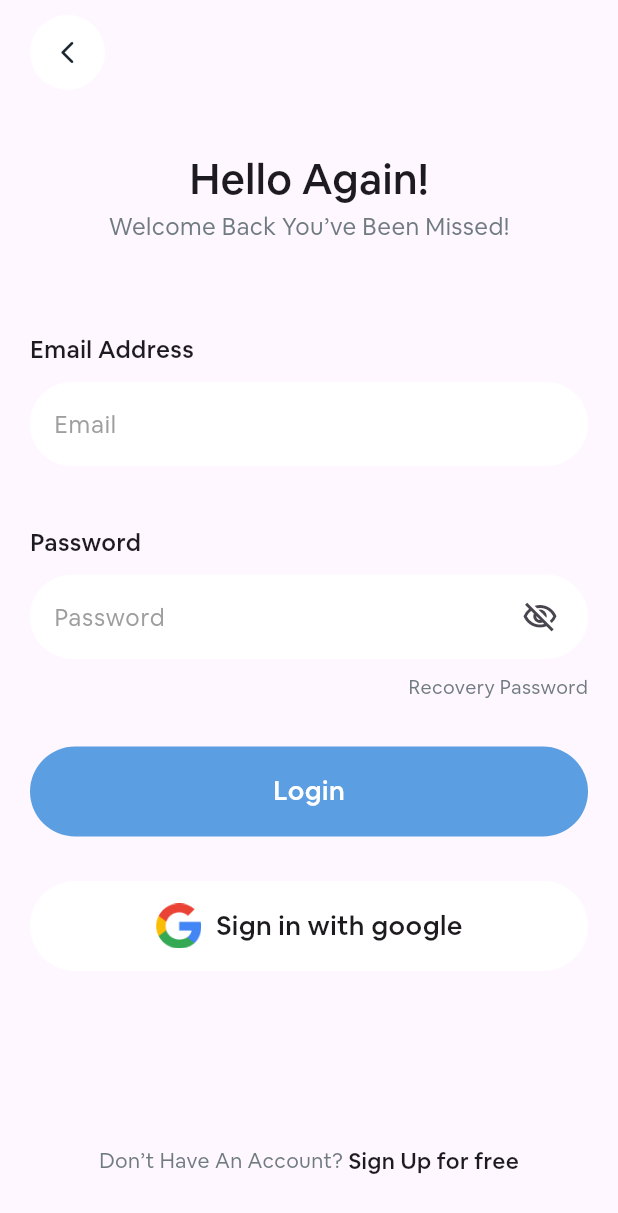
After one commit to a7med287/kutuku-Shoes, a Flutter app: the LoginView screen opened directly, on a phone screen of 412 x 824 dp. The commit adds this screen. Shown: the top 1213 px of the screen. Run offline on Flutter 3.47's test engine with Material 3 defaults, Android fonts, the light colour scheme and no system bars; our stand-ins replace animated_text_kit, get, smooth_page_indicator.

Commit message:
Create login view & finish ui to login

```diff
--- /dev/null
+++ b/lib/core/widgets/custom_bach_icon.dart
@@ -0,0 +1,19 @@
+import 'package:flutter/material.dart';
+
+class CustomBackIcon extends StatelessWidget{
+  const CustomBackIcon({super.key});
+  @override
+  Widget build(BuildContext context) {
+    return Container(
+      height: 50,
+      width: 50,
+      decoration: BoxDecoration(
+          borderRadius: BorderRadius.circular(30),
+          color: Colors.white
+      ),
+      child: Center(
+        child: Icon(Icons.arrow_back_ios_new_rounded,color: Color(0xff1A2530),size: 18,),
+      ),
+    );
+  }
+}
--- /dev/null
+++ b/lib/core/widgets/custom_button_with_icon.dart
@@ -0,0 +1,32 @@
+import 'package:flutter/material.dart';
+import 'package:kutuku/core/widgets/space_widget.dart';
+import '../utiles/size_config.dart';
+class CustomButtonWithIcon extends StatelessWidget{
+  const CustomButtonWithIcon({super.key});
+
+  @override
+  Widget build(BuildContext context) {
+    return Container(
+      height: 60,
+      width: SizeConfig.screenWidth,
+      decoration: BoxDecoration(
+        color: Colors.white,
+        borderRadius: BorderRadius.circular(50),
+      ),
+      child: Row(
+        mainAxisAlignment: MainAxisAlignment.center,
+        children: [
+          Image.asset("assets/images/google_icon.png",height: 30,),
+          HorizontalSpace(value: 1),
+          Text(
+            "Sign in with google",
+            style: TextStyle(
+              fontSize: 18,
+              fontWeight: FontWeight.w500,
+            ),
+          ),
+        ],
+      ),
+    );
+  }
+}
--- /dev/null
+++ b/lib/core/widgets/space_widget.dart
@@ -0,0 +1,32 @@
+import 'package:flutter/cupertino.dart';
+import '../utiles/size_config.dart';
+
+class VerticalSpace extends StatelessWidget {
+  const VerticalSpace({
+    super.key, required this.value,
+  });
+
+  final double value;
+
+  @override
+  Widget build(BuildContext context) {
+    return SizedBox(
+      height: SizeConfig.defaultSize ! * value,
+    );
+  }
+}
+
+class HorizontalSpace extends StatelessWidget {
+  const HorizontalSpace({
+    super.key, required this.value,
+  });
+
+  final double value;
+
+  @override
+  Widget build(BuildContext context) {
+    return SizedBox(
+      width: SizeConfig.defaultSize ! * value,
+    );
+  }
+}
--- /dev/null
+++ b/lib/features/Auth/presentation/views/Login/login_view.dart
@@ -0,0 +1,91 @@
+import 'package:flutter/material.dart';
+import 'package:kutuku/core/utiles/size_config.dart';
+import 'package:kutuku/core/widgets/custom_button.dart';
+import 'package:kutuku/core/widgets/space_widget.dart';
+import 'package:kutuku/features/Auth/presentation/views/widgets/custom_text_field.dart';
+import '../../../../../core/widgets/custom_bach_icon.dart';
+import '../../../../../core/widgets/custom_button_with_icon.dart';
+import '../widgets/custom_password_text_field.dart';
+import '../widgets/text_section.dart';
+
+class LoginView extends StatelessWidget {
+  const LoginView({super.key});
+
+  @override
+  Widget build(BuildContext context) {
+    return Scaffold(body: const SafeArea(child: LoginViewBody()));
+  }
+}
+
+class LoginViewBody extends StatelessWidget {
+  const LoginViewBody({super.key});
+
+  @override
+  Widget build(BuildContext context) {
+    return Padding(
+      padding: const EdgeInsets.symmetric(horizontal: 20.0),
+      child: Column(
+        crossAxisAlignment: CrossAxisAlignment.start,
+        children: [
+          VerticalSpace(value: 1),
+          CustomBackIcon(),
+          VerticalSpace(value: 4),
+          TextSection(),
+          VerticalSpace(value: 6),
+          Text(
+            "Email Address",
+            style: TextStyle(fontSize: 16, fontWeight: FontWeight.w500),
+          ),
+          VerticalSpace(value: 1),
+          CustomTextField(),
+          VerticalSpace(value: 4),
+          Text(
+            "Password",
+            style: TextStyle(fontSize: 16, fontWeight: FontWeight.w500),
+          ),
+          VerticalSpace(value: 1),
+          CustomPasswordTextField(),
+          VerticalSpace(value: 1),
+          Row(
+            mainAxisAlignment: MainAxisAlignment.end,
+            children: [
+              Text(
+                "Recovery Password",
+                style: TextStyle(
+                  color: Color(0xff707B81),
+                  fontSize: 13,
+                  fontFamily: "AirbnbCereal_W_Bk",
+                  fontWeight: FontWeight.w400,
+                ),
+              ),
+            ],
+          ),
+          VerticalSpace(value: 3),
+          CustomButton(text: "Login", width: SizeConfig.screenWidth!),
+          VerticalSpace(value: 3),
+          CustomButtonWithIcon(),
+          Spacer(),
+          Row(
+            mainAxisAlignment: MainAxisAlignment.center,
+            children: [
+              Text(
+                "Don’t Have An Account?",
+                style: TextStyle(
+                  color: Color(0xff707B81),
+                  fontSize: 14,
+                  fontFamily: "AirbnbCereal_W_Bk",
+                  fontWeight: FontWeight.w400,
+                ),
+              ),
+              Text(
+                " Sign Up for free",
+                style: TextStyle(fontSize: 15, fontWeight: FontWeight.w500),
+              ),
+            ],
+          ),
+          VerticalSpace(value: 4),
+        ],
+      ),
+    );
+  }
+}
--- /dev/null
+++ b/lib/features/Auth/presentation/views/widgets/custom_password_text_field.dart
@@ -0,0 +1,54 @@
+import 'package:flutter/material.dart';
+
+class CustomPasswordTextField extends StatefulWidget {
+  const CustomPasswordTextField({super.key});
+
+  @override
+  State<CustomPasswordTextField> createState() =>
+      _CustomPasswordTextFieldState();
+}
+
+class _CustomPasswordTextFieldState extends State<CustomPasswordTextField> {
+  bool isVisible = true;
+  @override
+  Widget build(BuildContext context) {
+    return TextFormField(
+      obscureText: isVisible,
+      cursorColor: Colors.black,
+      style: TextStyle(
+        fontFamily: "AirbnbCereal_W_Bk"
+      ),
+      decoration: InputDecoration(
+
+        suffixIcon: Padding(
+          padding: const EdgeInsets.only(right: 8.0),
+          child: IconButton(
+            onPressed: () {
+              setState(() {
+                isVisible = !isVisible;
+              });
+            },
+            icon:
+                isVisible
+                    ? Icon(Icons.visibility_off_outlined)
+                    : Icon(Icons.visibility_outlined),
+          ),
+        ),
+        hintText: "Password",
+        hintStyle: TextStyle(color: Colors.grey),
+        fillColor: Colors.white,
+        filled: true,
+        border: buildOutlineInputBorder(),
+        enabledBorder: buildOutlineInputBorder(),
+        focusedBorder: buildOutlineInputBorder(),
+      ),
+    );
+  }
+
+  OutlineInputBorder buildOutlineInputBorder() {
+    return OutlineInputBorder(
+      borderRadius: BorderRadius.circular(50),
+      borderSide: BorderSide(color: Colors.white),
+    );
+  }
+}
--- /dev/null
+++ b/lib/features/Auth/presentation/views/widgets/custom_text_field.dart
@@ -0,0 +1,34 @@
+import 'package:flutter/material.dart';
+class CustomTextField extends StatelessWidget {
+  const CustomTextField({super.key});
+
+  @override
+  Widget build(BuildContext context) {
+    return TextFormField(
+
+      cursorColor: Colors.black,
+      decoration: InputDecoration(
+        hintText: "Email",
+        hintStyle: TextStyle(
+          color: Colors.grey,
+          fontFamily: "AirbnbCereal_W_Bk"
+        ),
+        fillColor: Colors.white,
+        filled: true,
+        border: buildOutlineInputBorder(),
+        enabledBorder: buildOutlineInputBorder(),
+        focusedBorder: buildOutlineInputBorder(),
+
+      ),
+
+    );
+  }
+  OutlineInputBorder buildOutlineInputBorder() {
+    return OutlineInputBorder(
+        borderRadius: BorderRadius.circular(50),
+        borderSide: BorderSide(
+            color: Colors.white
+        )
+    );
+  }
+}
--- /dev/null
+++ b/lib/features/Auth/presentation/views/widgets/text_section.dart
@@ -0,0 +1,35 @@
+import 'package:flutter/material.dart';
+class TextSection extends StatelessWidget{
+  const TextSection({super.key});
+
+  @override
+  Widget build(BuildContext context) {
+    return Column(
+      children: [
+        Row(
+          mainAxisAlignment: MainAxisAlignment.center,
+          children: [
+            Text(
+              "Hello Again!",
+              style: TextStyle(fontSize: 28, fontWeight: FontWeight.w500),
+            ),
+          ],
+        ),
+        Row(
+          mainAxisAlignment: MainAxisAlignment.center,
+          children: [
+            Text(
+              "Welcome Back You’ve Been Missed!",
+              style: TextStyle(
+                color: Color(0xff707B81),
+                fontSize: 16,
+                fontWeight: FontWeight.w100,
+                fontFamily: "AirbnbCereal_W_Bk"
+              ),
+            ),
+          ],
+        ),
+      ],
+    );
+  }
+}
--- a/lib/features/on_boarding/presentation/views/widgets/on_boarding_view_body.dart
+++ b/lib/features/on_boarding/presentation/views/widgets/on_boarding_view_body.dart
@@ -1,5 +1,7 @@
 import 'package:flutter/material.dart';
+import 'package:get/get.dart';
 import 'package:kutuku/core/utiles/size_config.dart';
+import 'package:kutuku/features/Auth/presentation/views/Login/login_view.dart';
 import '../../../../../core/widgets/custom_button.dart';
 import 'custom_dots_indicator.dart';
 import 'custom_page_view.dart';
@@ -28,11 +30,11 @@ class _OnBoardingViewBodyState extends State<OnBoardingViewBody> {
     return Padding(
       padding: const EdgeInsets.only(left: 20.0),
       child: Stack(
-        children:  [
+        children: [
           Positioned(
             top: 0,
             right: 0,
-            child:  Image.asset(
+            child: Image.asset(
               "assets/images/img.png",
               height: SizeConfig.defaultSize! * 23,
             ),
@@ -57,19 +59,24 @@ class _OnBoardingViewBodyState extends State<OnBoardingViewBody> {
             child: Row(
               mainAxisAlignment: MainAxisAlignment.spaceBetween,
               children: [
-                 CustomDotsIndicator(
+                CustomDotsIndicator(
                   indexDot:
                       pageController!.hasClients
                           ? pageController!.page!.round()
                           : 0,
                 ),
                 const Expanded(child: SizedBox()),
-                 Padding(
+                Padding(
                   padding: const EdgeInsets.only(right: 20.0),
                   child: CustomButton(
                     onTap: () {
                       pageController!.page == 2
-                          ? debugPrint("get started")
+                          ? Get.to(
+                            () => LoginView(),
+                            transition: Transition.rightToLeft,
+                            duration: Duration(milliseconds: 200),
+                            curve: Curves.easeIn,
+                          )
                           : pageController!.nextPage(
                             duration: Duration(milliseconds: 200),
                             curve: Curves.easeIn,
--- a/lib/features/splash/presentation/widgets/text_with_animation.dart
+++ b/lib/features/splash/presentation/widgets/text_with_animation.dart
@@ -19,7 +19,12 @@ class TextWithAnimation extends StatelessWidget {
         ],
         isRepeatingAnimation: false,
         onFinished: () {
-          Get.to(()=> OnBoardingView(),transition: Transition.fade);
+          Get.to(
+            () => OnBoardingView(),
+            transition: Transition.fade,
+            duration: Duration(milliseconds: 200),
+            curve: Curves.easeIn,
+          );
         },
       ),
     );
--- a/pubspec.yaml
+++ b/pubspec.yaml
@@ -83,6 +83,9 @@ flutter:
     - family: AirbnbCereal_W_Md
       fonts:
         - asset: assets/fonts/AirbnbCereal_W_Md.otf
+    - family: AirbnbCereal_W_Bk
+      fonts:
+        - asset: assets/fonts/AirbnbCereal_W_Bk.otf
   #       - asset: fonts/Schyler-Italic.ttf
   #         style: italic
   #   - family: Trajan Pro
```
Also changed, not shown: assets/fonts/AirbnbCereal_W_Bk.otf (added), assets/images/google_icon.png (added).
